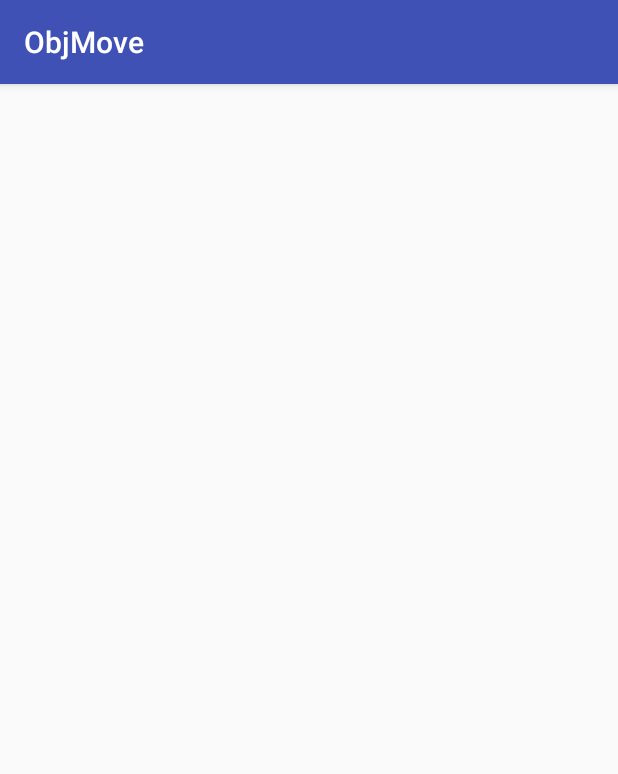
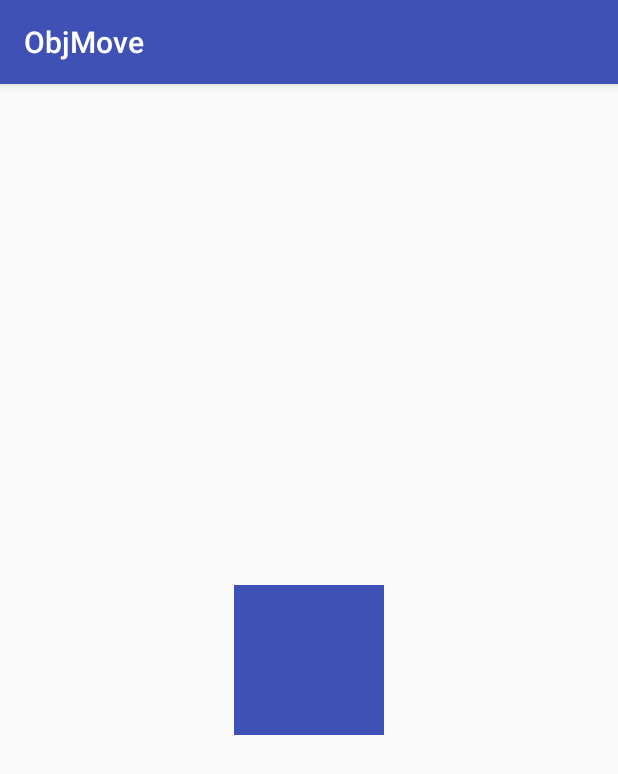
Before and after one commit to nekto404/ObjMove, an Android app: the screen it shows after launch (MainActivity), on a phone screen of 412 x 824 dp. Shown: the top 774 px of the screen. Run offline under Robolectric (Android 15) with nearby library versions, the phone set to English and light mode, and no system bars.

Commit message:
Add Object

```diff
--- a/app/src/main/java/com/example/nekto404/objmove/MainActivity.java
+++ b/app/src/main/java/com/example/nekto404/objmove/MainActivity.java
@@ -2,8 +2,10 @@ package com.example.nekto404.objmove;
 
 import android.os.Bundle;
 import android.support.v7.app.AppCompatActivity;
+import android.util.DisplayMetrics;
 import android.view.MotionEvent;
 import android.view.View;
+import android.widget.ImageView;
 import android.widget.TextView;
 
 public class MainActivity extends AppCompatActivity implements View.OnTouchListener {
@@ -14,6 +16,10 @@ public class MainActivity extends AppCompatActivity implements View.OnTouchListe
     float mY;
     String mCoords = "";
     View rl;
+    ImageView el;
+    int heightview;
+    int widthview;
+    DisplayMetrics metrics;
 
     @Override
     protected void onCreate(Bundle savedInstanceState) {
@@ -21,7 +27,8 @@ public class MainActivity extends AppCompatActivity implements View.OnTouchListe
         setContentView(R.layout.activity_main);
         // инициализируем нужные элементы
         tv = (TextView) findViewById(R.id.tv);
-        rl =  findViewById(R.id.rl);
+        rl = findViewById(R.id.rl);
+        el = (ImageView) findViewById(R.id.imageView);
         // назначаем слушателя касания для Layout-а
         rl.setOnTouchListener(this);
     }
@@ -32,15 +39,24 @@ public class MainActivity extends AppCompatActivity implements View.OnTouchListe
         mY = event.getY();
 
         // переключатель в зависимости от типа события
+        metrics = new DisplayMetrics();
+        getWindowManager().getDefaultDisplay().getMetrics(metrics);
+        heightview = metrics.heightPixels;
+        widthview = metrics.widthPixels;
+
+        // переключатель в зависимости от типа события
         switch (event.getAction()) {
             case MotionEvent.ACTION_DOWN: // нажатие
             case MotionEvent.ACTION_MOVE: // движение
+
                 mCoords = "Coords: x = " + mX + ", y = " + mY;
+                el.setTranslationX(mX - widthview / 2);
+                el.setTranslationY(mY - heightview / 2);
                 break;
             case MotionEvent.ACTION_UP: // отпускание
             case MotionEvent.ACTION_CANCEL:
-                // ничего не делаем
-                break;
+                // ничего не делае
+                // break;
         }
         tv.setText(mCoords);
         return true;
--- a/app/src/main/res/layout/activity_main.xml
+++ b/app/src/main/res/layout/activity_main.xml
@@ -14,4 +14,14 @@
         android:layout_width="wrap_content"
         android:layout_height="wrap_content"
         android:id="@+id/tv" />
+
+    <ImageView
+        android:layout_width="wrap_content"
+        android:layout_height="wrap_content"
+        android:id="@+id/imageView"
+        android:layout_centerVertical="true"
+        android:layout_centerHorizontal="true"
+        android:minHeight="100dp"
+        android:minWidth="100dp"
+        android:src="@color/colorPrimary" />
 </RelativeLayout>
--- a/app/src/main/res/values/colors.xml
+++ b/app/src/main/res/values/colors.xml
@@ -1,6 +1,6 @@
 <?xml version="1.0" encoding="utf-8"?>
 <resources>
-    <color name="colorPrimary">#3F51B5</color>
+    <color name="colorPrimary">#3f51b5</color>
     <color name="colorPrimaryDark">#303F9F</color>
     <color name="colorAccent">#FF4081</color>
 </resources>
```
